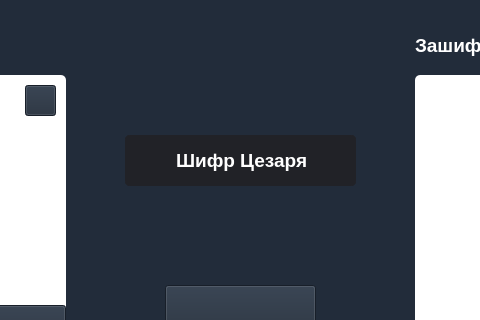
The window that message.ui (sn00py666/SafeSpeak) describes before a commit, drawn with Qt 5; both pictures show x 355 to 835 and y 85 to 405 of the 1200 by 640 pixel window.
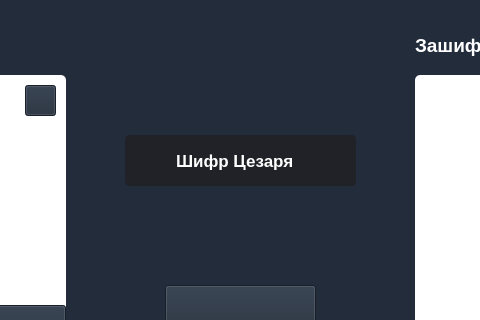
The same window after the commit. Icons and pictures are not drawn.

```diff
--- a/message.ui
+++ b/message.ui
@@ -414,7 +414,7 @@
     </property>
     <property name="font">
      <font>
-      <pointsize>14</pointsize>
+      <pointsize>13</pointsize>
       <weight>75</weight>
       <bold>true</bold>
      </font>
```
